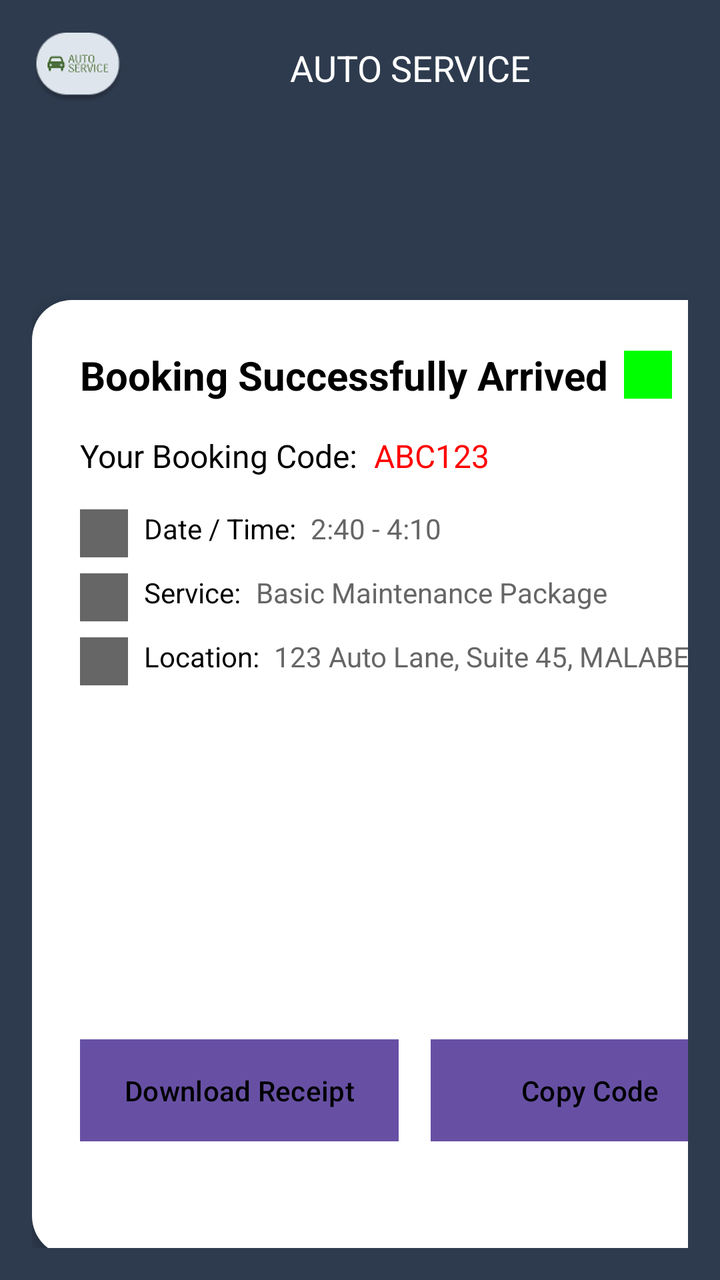
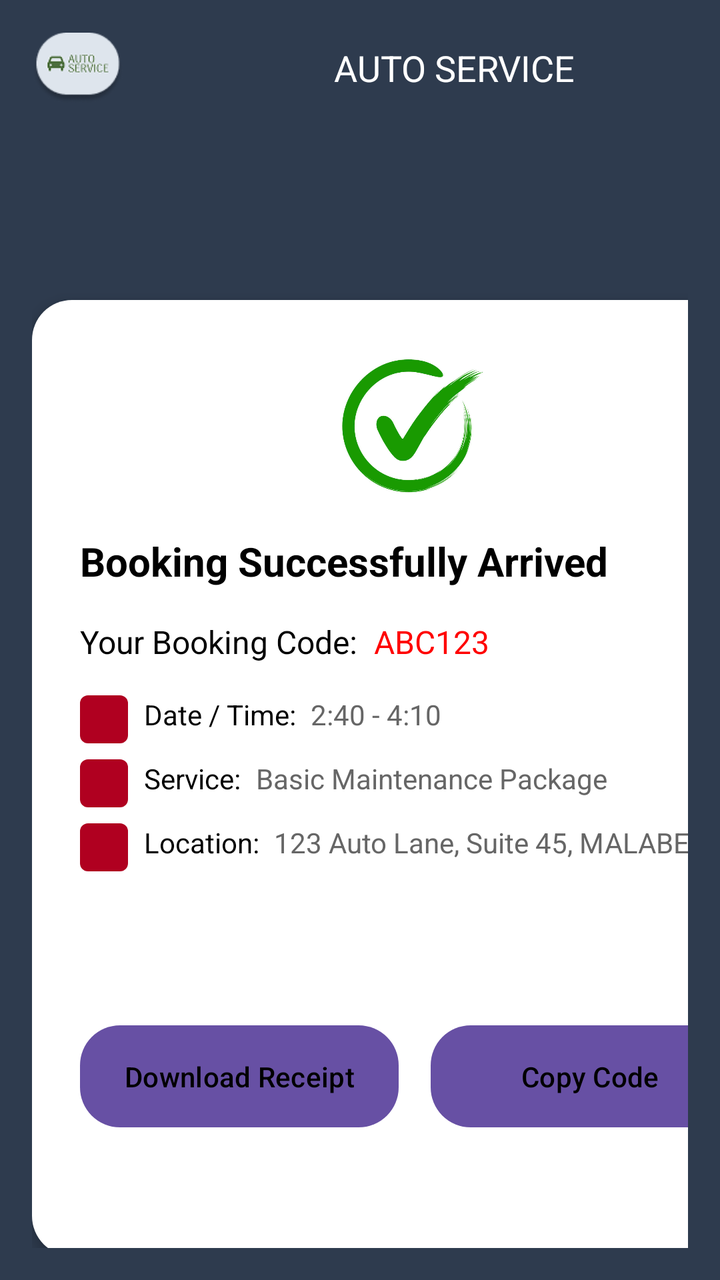

Before-and-after screenshots of an Android layout around one commit, followed by the original layout XML and the change that was made.
<!-- AndroidManifest.xml: application theme Theme.Labexam2 -->
<!-- res/layout/activity_respit.xml -->
<?xml version="1.0" encoding="utf-8"?>
<LinearLayout xmlns:android="http://schemas.android.com/apk/res/android"
    xmlns:app="http://schemas.android.com/apk/res-auto"
    xmlns:tools="http://schemas.android.com/tools"
    android:layout_width="match_parent"
    android:layout_height="match_parent"
    android:orientation="vertical"
    android:background="#2E3B4E"
    android:padding="16dp">


    <LinearLayout
        android:layout_width="376dp"
        android:layout_height="52dp"
        android:gravity="center_vertical"
        android:orientation="horizontal"
        android:paddingBottom="16dp">

        <ImageView
            android:layout_width="46dp"
            android:layout_height="wrap_content"
            android:contentDescription="Car Icon"
            android:src="@drawable/logo" />

        <TextView
            android:layout_width="0dp"
            android:layout_height="wrap_content"
            android:layout_weight="1"
            android:gravity="center"
            android:text="AUTO SERVICE"
            android:textColor="#FFFFFF"
            android:textSize="18sp" />

        <TextView
            android:layout_width="wrap_content"
            android:layout_height="wrap_content"
            android:text="Log In"
            android:textColor="#FFFFFF"
            android:textSize="16sp" />
    </LinearLayout>


    <androidx.constraintlayout.widget.ConstraintLayout
        android:layout_width="370dp"
        android:layout_height="82dp">

    </androidx.constraintlayout.widget.ConstraintLayout>

    <LinearLayout
        android:layout_width="378dp"
        android:layout_height="478dp"
        android:layout_marginBottom="16dp"
        android:background="@drawable/card_background"
        android:backgroundTint="@color/material_dynamic_neutral100"
        android:elevation="4dp"
        android:orientation="vertical"
        android:padding="16dp">

        
        <LinearLayout
            android:layout_width="351dp"
            android:layout_height="413dp"
            android:orientation="vertical"
            android:padding="8dp">

            
            <LinearLayout
                android:layout_width="match_parent"
                android:layout_height="wrap_content"
                android:layout_marginBottom="16dp"
                android:gravity="center_vertical"
                android:orientation="horizontal">

                <TextView
                    android:layout_width="wrap_content"
                    android:layout_height="wrap_content"
                    android:text="Booking Successfully Arrived"
                    android:textColor="#000000"
                    android:textSize="20sp"
                    android:textStyle="bold" />

                
                <View
                    android:layout_width="24dp"
                    android:layout_height="24dp"
                    android:layout_marginStart="8dp"
                    android:background="#00FF00" />
            </LinearLayout>

            
            <LinearLayout
                android:layout_width="match_parent"
                android:layout_height="wrap_content"
                android:layout_marginBottom="16dp"
                android:orientation="horizontal">

                <TextView
                    android:layout_width="wrap_content"
                    android:layout_height="wrap_content"
                    android:text="Your Booking Code: "
                    android:textColor="#000000"
                    android:textSize="16sp" />

                <TextView
                    android:id="@+id/booking_code"
                    android:layout_width="wrap_content"
                    android:layout_height="wrap_content"
                    android:layout_marginStart="4dp"
                    android:text="ABC123"
                    android:textColor="#FF0000"
                    android:textSize="16sp" />
            </LinearLayout>

            
            <LinearLayout
                android:layout_width="match_parent"
                android:layout_height="wrap_content"
                android:layout_marginBottom="8dp"
                android:orientation="horizontal">

                
                <View
                    android:layout_width="24dp"
                    android:layout_height="24dp"
                    android:layout_marginEnd="8dp"
                    android:background="#666666" />

                <TextView
                    android:layout_width="wrap_content"
                    android:layout_height="wrap_content"
                    android:text="Date / Time: "
                    android:textColor="#000000"
                    android:textSize="14sp" />

                <TextView
                    android:id="@+id/date_time"
                    android:layout_width="wrap_content"
                    android:layout_height="wrap_content"
                    android:layout_marginStart="4dp"
                    android:text="2:40 - 4:10"
                    android:textColor="#666666"
                    android:textSize="14sp" />
            </LinearLayout>

            
            <LinearLayout
                android:layout_width="match_parent"
                android:layout_height="wrap_content"
                android:layout_marginBottom="8dp"
                android:orientation="horizontal">

                
                <View
                    android:layout_width="24dp"
                    android:layout_height="24dp"
                    android:layout_marginEnd="8dp"
                    android:background="#666666" />

                <TextView
                    android:layout_width="wrap_content"
                    android:layout_height="wrap_content"
                    android:text="Service: "
                    android:textColor="#000000"
                    android:textSize="14sp" />

                <TextView
                    android:id="@+id/service"
                    android:layout_width="wrap_content"
                    android:layout_height="wrap_content"
                    android:layout_marginStart="4dp"
                    android:text="Basic Maintenance Package"
                    android:textColor="#666666"
                    android:textSize="14sp" />
            </LinearLayout>

            
            <LinearLayout
                android:layout_width="match_parent"
                android:layout_height="wrap_content"
                android:layout_marginBottom="16dp"
                android:orientation="horizontal">

                
                <View
                    android:layout_width="24dp"
                    android:layout_height="24dp"
                    android:layout_marginEnd="8dp"
                    android:background="#666666" />

                <TextView
                    android:layout_width="wrap_content"
                    android:layout_height="wrap_content"
                    android:text="Location: "
                    android:textColor="#000000"
                    android:textSize="14sp" />

                <TextView
                    android:id="@+id/location"
                    android:layout_width="wrap_content"
                    android:layout_height="wrap_content"
                    android:layout_marginStart="4dp"
                    android:text="123 Auto Lane, Suite 45, MALABE"
                    android:textColor="#666666"
                    android:textSize="14sp" />
            </LinearLayout>

            
            <androidx.constraintlayout.widget.ConstraintLayout
                android:layout_width="329dp"
                android:layout_height="161dp">

            </androidx.constraintlayout.widget.ConstraintLayout>

            <LinearLayout
                android:layout_width="match_parent"
                android:layout_height="wrap_content"
                android:gravity="center"
                android:orientation="horizontal">

                
                <Button
                    android:id="@+id/download_receipt_button"
                    android:layout_width="0dp"
                    android:layout_height="wrap_content"
                    android:layout_marginEnd="8dp"
                    android:layout_weight="1"
                    android:background="#D0D0D0"
                    android:minHeight="48dp"
                    android:padding="12dp"
                    android:text="Download Receipt"
                    android:textColor="#000000"
                    android:textSize="14sp" />

                
                <Button
                    android:id="@+id/copy_code_button"
                    android:layout_width="0dp"
                    android:layout_height="wrap_content"
                    android:layout_marginStart="8dp"
                    android:layout_weight="1"
                    android:background="#D0D0D0"
                    android:minHeight="48dp"
                    android:padding="12dp"
                    android:text="Copy Code"
                    android:textColor="#000000"
                    android:textSize="14sp" />
            </LinearLayout>
        </LinearLayout>
    </LinearLayout>

    <androidx.constraintlayout.widget.ConstraintLayout
        android:layout_width="wrap_content"
        android:layout_height="173dp">


        <com.google.android.material.bottomnavigation.BottomNavigationView
            android:id="@+id/bottom_navigation"
            android:layout_width="376dp"
            android:layout_height="75dp"
            android:background="@drawable/nav_button_background"
            android:elevation="8dp"
            app:backgroundTint="@color/material_dynamic_neutral100"
            app:itemIconSize="24dp"
            app:itemIconTint="@color/nav_item_tint_selector"
            app:itemRippleColor="@color/nav_ripple"
            app:itemTextAppearanceActive="@style/NavTextActive"
            app:itemTextAppearanceInactive="@style/NavTextInactive"
            app:itemTextColor="@color/nav_item_tint_selector"
            app:labelVisibilityMode="labeled"
            app:layout_constraintBottom_toBottomOf="parent"
            app:layout_constraintEnd_toEndOf="parent"
            app:layout_constraintHorizontal_bias="0.0"
            app:layout_constraintStart_toStartOf="parent"
            app:layout_constraintTop_toTopOf="parent"
            app:layout_constraintVertical_bias="0.836"
            app:menu="@menu/nav" />
    </androidx.constraintlayout.widget.ConstraintLayout>
</LinearLayout>
<!-- resources referenced by this layout -->
<resources>
  <color name="material_dynamic_neutral100">#E0E0E0</color>
  <color name="nav_ripple">#80D1C4F5</color>
  <!-- drawable card_background (drawable) -->
  <?xml version="1.0" encoding="utf-8"?>
  <shape xmlns:android="http://schemas.android.com/apk/res/android">
      <gradient
          android:startColor="#3D3D6B"
          android:endColor="#2E2E4D"
          android:angle="90"/>
      <corners android:radius="20dp"/>
  </shape>
  <!-- drawable logo: png bitmap (drawable, 5241 bytes) -->
  <!-- drawable nav_button_background (drawable) -->
  <?xml version="1.0" encoding="utf-8"?>
  <shape xmlns:android="http://schemas.android.com/apk/res/android">
      <gradient
          android:startColor="#FF9800"
          android:endColor="#F57C00"
          android:angle="90"/>
      <corners android:radius="28dp"/>
  </shape>
  <style name="NavTextActive" parent="TextAppearance.MaterialComponents.Caption">
          <item name="android:textSize">12sp</item>
          <item name="android:textStyle">bold</item>
      </style>
  <style name="NavTextInactive" parent="TextAppearance.MaterialComponents.Caption">
          <item name="android:textSize">12sp</item>
      </style>
  <style name="Theme.Labexam2" parent="Base.Theme.Labexam2" />
  <style name="Base.Theme.Labexam2" parent="Theme.Material3.DayNight.NoActionBar">
          
          
      </style>
</resources>

<!-- the commit's change to res/layout/activity_respit.xml (unified diff, before → after) -->
@@ -5,7 +5,7 @@
     android:layout_width="match_parent"
     android:layout_height="match_parent"
     android:orientation="vertical"
-    android:background="#2E3B4E"
+    android:background="@color/dark_blue_gray"
     android:padding="16dp">
 
 
@@ -31,12 +31,6 @@
             android:textColor="#FFFFFF"
             android:textSize="18sp" />
 
-        <TextView
-            android:layout_width="wrap_content"
-            android:layout_height="wrap_content"
-            android:text="Log In"
-            android:textColor="#FFFFFF"
-            android:textSize="16sp" />
     </LinearLayout>
 
 
@@ -64,6 +58,21 @@
             android:padding="8dp">
 
             
+
+            <androidx.constraintlayout.widget.ConstraintLayout
+                android:layout_width="334dp"
+                android:layout_height="93dp">
+
+                <View
+                    android:layout_width="78dp"
+                    android:layout_height="78dp"
+                    android:background="@drawable/right"
+                    app:layout_constraintEnd_toEndOf="parent"
+                    app:layout_constraintHorizontal_bias="0.498"
+                    app:layout_constraintStart_toStartOf="parent"
+                    app:layout_constraintTop_toTopOf="parent" />
+            </androidx.constraintlayout.widget.ConstraintLayout>
+
             <LinearLayout
                 android:layout_width="match_parent"
                 android:layout_height="wrap_content"
@@ -80,11 +89,6 @@
                     android:textStyle="bold" />
 
                 
-                <View
-                    android:layout_width="24dp"
-                    android:layout_height="24dp"
-                    android:layout_marginStart="8dp"
-                    android:background="#00FF00" />
             </LinearLayout>
 
             
@@ -123,7 +127,8 @@
                     android:layout_width="24dp"
                     android:layout_height="24dp"
                     android:layout_marginEnd="8dp"
-                    android:background="#666666" />
+                    android:background="@drawable/card_background_rounded"
+                    android:backgroundTint="@color/design_default_color_error" />
 
                 <TextView
                     android:layout_width="wrap_content"
@@ -154,7 +159,8 @@
                     android:layout_width="24dp"
                     android:layout_height="24dp"
                     android:layout_marginEnd="8dp"
-                    android:background="#666666" />
+                    android:background="@drawable/card_background_rounded"
+                    android:backgroundTint="@color/design_default_color_error" />
 
                 <TextView
                     android:layout_width="wrap_content"
@@ -185,7 +191,8 @@
                     android:layout_width="24dp"
                     android:layout_height="24dp"
                     android:layout_marginEnd="8dp"
-                    android:background="#666666" />
+                    android:background="@drawable/card_background_rounded"
+                    android:backgroundTint="@color/design_default_color_error" />
 
                 <TextView
                     android:layout_width="wrap_content"
@@ -206,8 +213,8 @@
 
             
             <androidx.constraintlayout.widget.ConstraintLayout
-                android:layout_width="329dp"
-                android:layout_height="161dp">
+                android:layout_width="334dp"
+                android:layout_height="61dp">
 
             </androidx.constraintlayout.widget.ConstraintLayout>
 
@@ -224,7 +231,7 @@
                     android:layout_height="wrap_content"
                     android:layout_marginEnd="8dp"
                     android:layout_weight="1"
-                    android:background="#D0D0D0"
+                    android:background="@drawable/card_background"
                     android:minHeight="48dp"
                     android:padding="12dp"
                     android:text="Download Receipt"
@@ -238,7 +245,7 @@
                     android:layout_height="wrap_content"
                     android:layout_marginStart="8dp"
                     android:layout_weight="1"
-                    android:background="#D0D0D0"
+                    android:background="@drawable/card_background"
                     android:minHeight="48dp"
                     android:padding="12dp"
                     android:text="Copy Code"
@@ -254,7 +261,7 @@
 
 
         <com.google.android.material.bottomnavigation.BottomNavigationView
-            android:id="@+id/bottom_navigation"
+            android:id="@+id/bottom_navigation3"
             android:layout_width="376dp"
             android:layout_height="75dp"
             android:background="@drawable/nav_button_background"
<!-- resource entries referenced after the edit -->
@@ -1,5 +1,6 @@
 <!-- resources referenced by this layout -->
 <resources>
+  <color name="dark_blue_gray">#2E3B4E</color>
   <color name="material_dynamic_neutral100">#E0E0E0</color>
   <color name="nav_ripple">#80D1C4F5</color>
   <!-- drawable card_background (drawable) -->
@@ -11,6 +12,13 @@
           android:angle="90"/>
       <corners android:radius="20dp"/>
   </shape>
+  <!-- drawable card_background_rounded (drawable) -->
+  <?xml version="1.0" encoding="utf-8"?>
+  <shape xmlns:android="http://schemas.android.com/apk/res/android">
+      <solid android:color="#9EF46C" />
+      <size android:width="8dp" android:height="8dp" />
+      <corners android:radius="4dp" /> 
+  </shape>
   <!-- drawable logo: png bitmap (drawable, 5241 bytes) -->
   <!-- drawable nav_button_background (drawable) -->
   <?xml version="1.0" encoding="utf-8"?>
@@ -21,6 +29,7 @@
           android:angle="90"/>
       <corners android:radius="28dp"/>
   </shape>
+  <!-- drawable right: jpg bitmap (drawable, 30092 bytes) -->
   <style name="NavTextActive" parent="TextAppearance.MaterialComponents.Caption">
           <item name="android:textSize">12sp</item>
           <item name="android:textStyle">bold</item>
